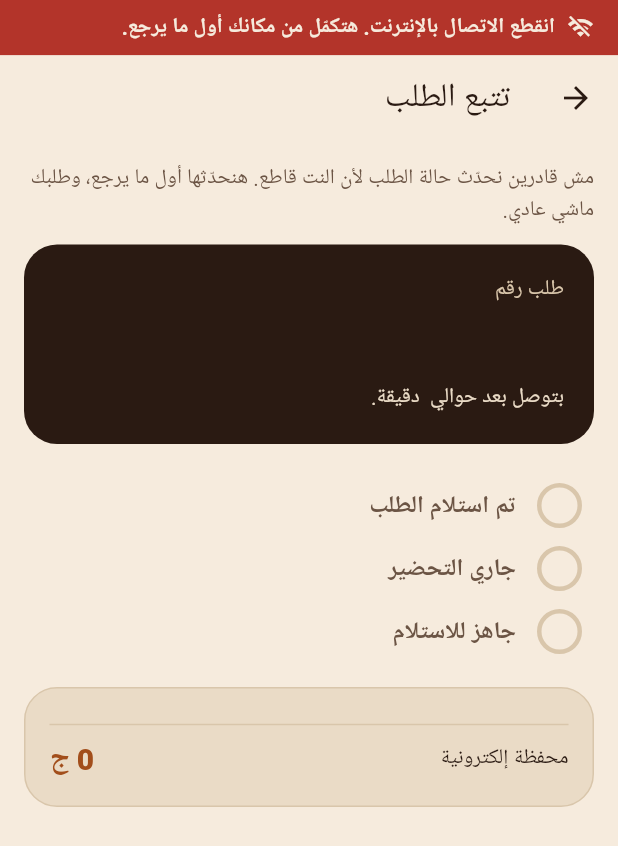
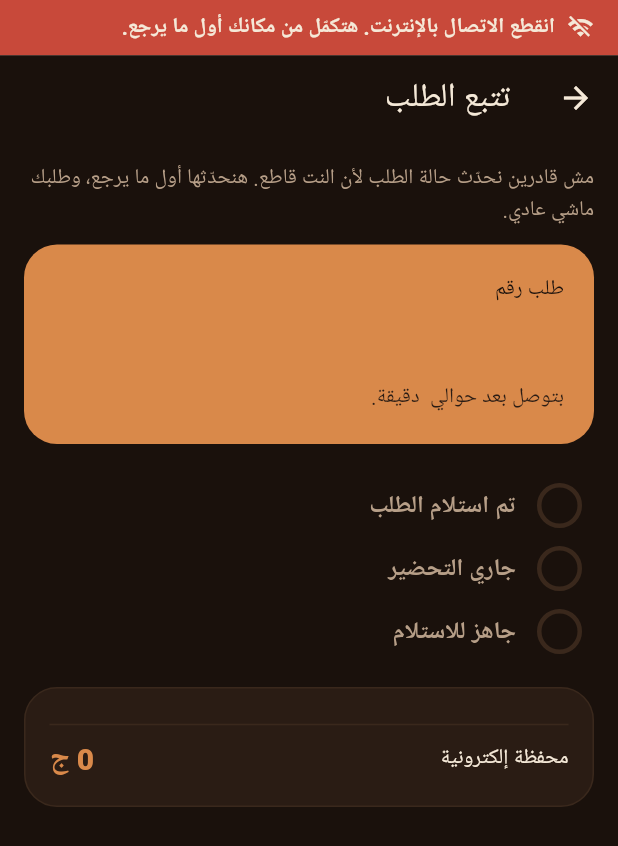
Before and after one commit to ahmedtepry/Tomiha, a Flutter app: the TrackPage screen opened directly with empty values, on a phone screen of 412 x 824 dp. Shown: the top 846 px of the screen. Run offline on Flutter 3.47's test engine with Material 3 defaults, Android fonts, the phone set to English and light mode, and no system bars; our stand-ins replace google_fonts, package_info_plus, pdf, printing, supabase_flutter; accounts and stored records are empty; network calls fail; Roboto replaces fonts that are missing (Cairo).

Commit message:
Apply dark roast palette (سهرة قهوة) to customer app and cashier
Co-Authored-By: Claude Sonnet 5.5 <noreply@anthropic.com>
Claude-Session: https://claude.ai/code/session_01DwvKPaDmLtHuCwc6rRw3Lv

```diff
--- a/lib/cashier.dart
+++ b/lib/cashier.dart
@@ -412,7 +412,7 @@ class _OnlineOrdersPanelState extends State<OnlineOrdersPanel> {
         : st == 'preparing'
             ? cGreen
             : cCream;
-    final chipText = st == 'preparing' ? cCream : cInk;
+    final chipText = st == 'preparing' ? cInk : cOnBrand;
     return Container(
       padding: const EdgeInsets.all(14),
       decoration: BoxDecoration(
--- a/lib/core.dart
+++ b/lib/core.dart
@@ -12,16 +12,20 @@ const supabaseUrl = 'https://bfwydbseqkujqvnprtar.supabase.co';
 const supabaseAnonKey =
     'eyJhbGciOiJIUzI1NiIsInR5cCI6IkpXVCJ9.eyJpc3MiOiJzdXBhYmFzZSIsInJlZiI6ImJmd3lkYnNlcWt1anF2bnBydGFyIiwicm9sZSI6ImFub24iLCJpYXQiOjE3OTM1MTQwOTUsImV4cCI6MjEwOTA5MDA5NX0.1zNyQ8nqvy7iZWfiFcrBIN_lHG7ysNaXvQbJfb20Hz8';
 
-const cInk = Color(0xFF2A1A12);
-const cCream = Color(0xFFF6EBDD);
-const cCream2 = Color(0xFFEADBC6);
-const cHair = Color(0xFFD9C6AB);
-const cMuted = Color(0xFF6B5444);
-const cBrand = Color(0xFFA24E1B);
-const cCopper = Color(0xFFC8662B);
-const cGreen = Color(0xFF3F5D4A);
+// Dark roast palette ("سهرة قهوة"): cInk is the light text colour,
+// cCream the dark background. Names are kept so every screen follows.
+const cInk = Color(0xFFF5E9D8);
+const cCream = Color(0xFF1A110C);
+const cCream2 = Color(0xFF2A1C14);
+const cHair = Color(0xFF3A281C);
+const cMuted = Color(0xFFB79F88);
+const cBrand = Color(0xFFD9894A);
+const cOnBrand = Color(0xFF1A110C);
+const cCopper = Color(0xFFEBB27A);
+const cGreen = Color(0xFF3E7C57);
 const cGold = Color(0xFFE3B04B);
-const cDanger = Color(0xFFB3342A);
+const cDanger = Color(0xFFC8493A);
+const cCoffee = Color(0xFF6A3D22);
 
 SupabaseClient get sb => Supabase.instance.client;
 
@@ -97,12 +101,12 @@ Widget _netBanner(String text, Color color, IconData icon) {
         padding: const EdgeInsets.symmetric(horizontal: 16, vertical: 8),
         child: Row(
           children: [
-            Icon(icon, color: cCream, size: 18),
+            Icon(icon, color: cInk, size: 18),
             const SizedBox(width: 8),
             Expanded(
               child: Text(text,
                   style: const TextStyle(
-                      color: cCream, fontWeight: FontWeight.w600, fontSize: 14)),
+                      color: cInk, fontWeight: FontWeight.w600, fontSize: 14)),
             ),
           ],
         ),
@@ -145,11 +149,12 @@ String newRequestId() {
 }
 
 ThemeData nasyaTheme() {
-  final scheme = ColorScheme.fromSeed(seedColor: cBrand).copyWith(
+  final scheme = ColorScheme.fromSeed(seedColor: cBrand, brightness: Brightness.dark).copyWith(
+    brightness: Brightness.dark,
     primary: cBrand,
-    onPrimary: cCream,
+    onPrimary: cOnBrand,
     secondary: cGreen,
-    onSecondary: cCream,
+    onSecondary: cInk,
     surface: cCream,
     onSurface: cInk,
     error: cDanger,
--- a/lib/customer.dart
+++ b/lib/customer.dart
@@ -604,18 +604,18 @@ class _TrackPageState extends State<TrackPage> {
         Container(
           padding: const EdgeInsets.all(20),
           decoration: BoxDecoration(
-            color: cInk,
+            color: cBrand,
             borderRadius: BorderRadius.circular(22),
           ),
           child: Column(
             crossAxisAlignment: CrossAxisAlignment.start,
             children: [
               Text('طلب رقم ${o['order_no']}',
-                  style: const TextStyle(color: cHair)),
+                  style: const TextStyle(color: cOnBrand)),
               const SizedBox(height: 4),
               Text(statusLabel[status] ?? status,
                   style: const TextStyle(
-                      color: cCream, fontSize: 30, fontWeight: FontWeight.w800)),
+                      color: cOnBrand, fontSize: 30, fontWeight: FontWeight.w800)),
               const SizedBox(height: 4),
               Text(
                 status == 'ready'
@@ -694,7 +694,7 @@ class _TrackPageState extends State<TrackPage> {
                   color: done ? cGreen : (current ? cBrand : cHair), width: 3),
             ),
             child: done
-                ? const Icon(Icons.check, size: 18, color: cCream)
+                ? const Icon(Icons.check, size: 18, color: cInk)
                 : current
                     ? const Center(
                         child: CircleAvatar(radius: 5, backgroundColor: cBrand))
--- a/lib/splash.dart
+++ b/lib/splash.dart
@@ -130,7 +130,7 @@ class _CupPainter extends CustomPainter {
     canvas.clipPath(cup);
     final level = bottom - (bottom - top - 8) * fill;
     canvas.drawRect(Rect.fromLTRB(0, level, s.width, bottom + 12),
-        Paint()..color = cInk);
+        Paint()..color = cCoffee);
     // little wave on the surface
     if (fill > 0 && fill < 1) {
       final wave = Path()..moveTo(cx - topHalf, level);
@@ -165,7 +165,7 @@ class _CupPainter extends CustomPainter {
           RRect.fromRectAndRadius(
               Rect.fromLTRB(cx - w / 2, startY, cx + w / 2, endY),
               Radius.circular(w)),
-          Paint()..color = cInk);
+          Paint()..color = cCoffee);
       // spout
       canvas.drawRRect(
           RRect.fromRectAndRadius(
@@ -192,7 +192,7 @@ class _CupPainter extends CustomPainter {
               ..style = PaintingStyle.stroke
               ..strokeCap = StrokeCap.round
               ..strokeWidth = 5
-              ..color = cMuted.withOpacity(a.clamp(0.0, 1.0)));
+              ..color = Colors.white.withOpacity(a.clamp(0.0, 1.0)));
       }
     }
   }
```
